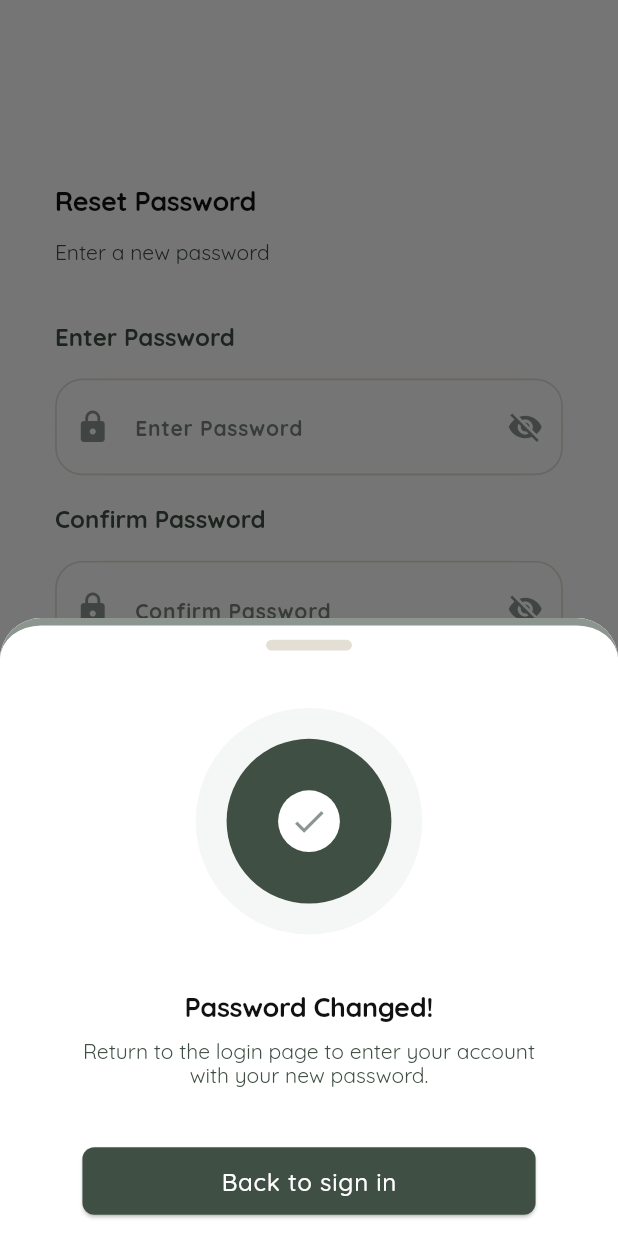
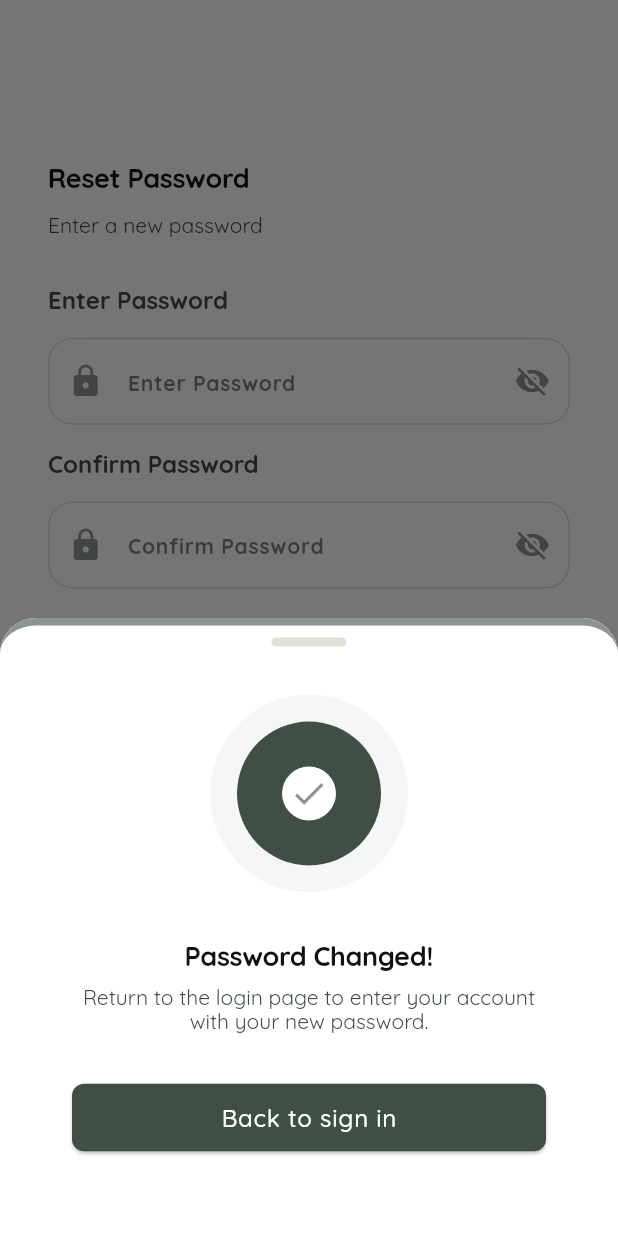
Before and after one commit to shahriartoky0/mobile_topup, a Flutter app: the ResetPasswordPage screen opened directly, after a tap on "Reset Password", on a phone screen of 412 x 824 dp. Run offline on Flutter 3.47's test engine with Material 3 defaults, Android fonts, the phone set to English and light mode, and no system bars; our stand-ins replace flutter_svg, get, pin_code_fields.

Commit message:
auth temp removed screen util

```diff
--- a/lib/views/base/components/custom_text_field.dart
+++ b/lib/views/base/components/custom_text_field.dart
@@ -1,6 +1,5 @@
 import 'package:flutter/material.dart';
-import 'package:flutter_screenutil/flutter_screenutil.dart';
-import '../../../utilities/app_colors.dart';
+ import '../../../utilities/app_colors.dart';
 
 class MyTextFormFieldWithIcon extends StatefulWidget {
   final Widget? prefixIcon;
@@ -38,8 +37,8 @@ class _MyTextFormFieldWithIconState extends State<MyTextFormFieldWithIcon> {
       width: double.infinity,
       decoration: BoxDecoration(
         color: AppColors.white,
-        borderRadius: BorderRadius.circular(16.r),
-        border: Border.all(color: AppColors.textFieldBorderColor, width: 1.w),
+        borderRadius: BorderRadius.circular(16  ),
+        border: Border.all(color: AppColors.textFieldBorderColor, width: 1 ),
       ),
       child: TextFormField(
         controller: widget.controller,
@@ -52,7 +51,7 @@ class _MyTextFormFieldWithIconState extends State<MyTextFormFieldWithIcon> {
           prefixIcon: widget.prefixIcon,
           suffixIcon: widget.suffixIcon ?? _buildDefaultSuffixIcon(),
           border: InputBorder.none,
-          contentPadding: EdgeInsets.symmetric(vertical: 16.h, horizontal: 20.w),
+          contentPadding: EdgeInsets.symmetric(vertical: 16 , horizontal: 20 ),
         ),
         validator: widget.validator,
       ),
--- a/lib/views/base/components/reusable_date_picker_field.dart
+++ b/lib/views/base/components/reusable_date_picker_field.dart
@@ -1,5 +1,4 @@
 import 'package:flutter/material.dart';
-import 'package:flutter_screenutil/flutter_screenutil.dart';
 
 class ReusableDatePickerField extends StatefulWidget {
   final String hintText;
@@ -73,7 +72,7 @@ class _ReusableDatePickerFieldState extends State<ReusableDatePickerField> {
     return Container(
       decoration: BoxDecoration(
         color: widget.color,
-        borderRadius: BorderRadius.circular(24.r),
+        borderRadius: BorderRadius.circular(24 ),
       ),
       child: GestureDetector(
         onTap: _selectDate,
--- a/lib/views/base/widgets/app_custom_modal.dart
+++ b/lib/views/base/widgets/app_custom_modal.dart
@@ -1,6 +1,5 @@
 import 'package:flutter/material.dart';
-import 'package:flutter_screenutil/flutter_screenutil.dart';
-import 'package:get/get.dart';
+ import 'package:get/get.dart';
 import 'package:get/get_core/src/get_main.dart';
 import 'package:untitled/utilities/app_colors.dart';
 
@@ -17,7 +16,7 @@ class AppCustomModal extends StatelessWidget {
       width: double.infinity,
       decoration: BoxDecoration(
         color: AppColors.white,
-        borderRadius: BorderRadius.vertical(top: Radius.circular(24).r),
+        borderRadius: BorderRadius.vertical(top: Radius.circular(24) ),
         border: Border(
           top: BorderSide(
             color: AppColors.primaryColor.withValues(
@@ -28,29 +27,29 @@ class AppCustomModal extends StatelessWidget {
         ),
       ),
       child: Padding(
-        padding: EdgeInsets.symmetric(horizontal: 48.w),
+        padding: EdgeInsets.symmetric(horizontal: 48  ),
         child: Column(
           crossAxisAlignment: CrossAxisAlignment.center,
           children: [
-            SizedBox(height: 8.h), // Spacer
+            SizedBox(height: 8 ), // Spacer
             Container(
-              height: 6.h,
-              width: 50.w,
+              height: 6 ,
+              width: 50 ,
               decoration: BoxDecoration(
                 color: AppColors.modalHandleColor,
-                borderRadius: BorderRadius.circular(10.r),
+                borderRadius: BorderRadius.circular(10 ),
               ),
             ),
-            SizedBox(height: 32.h),
+            SizedBox(height: 32 ),
 
             CircleAvatar(
-              radius: 66.r,
+              radius: 66 ,
               backgroundColor: AppColors.primaryColor.withValues(alpha: .05),
               child: CircleAvatar(
-                radius: 48.r,
+                radius: 48 ,
                 backgroundColor: AppColors.primaryColor,
                 child: CircleAvatar(
-                  radius: 18.r,
+                  radius: 18 ,
                   backgroundColor: AppColors.white,
                   child: const Icon(
                     Icons.check,
@@ -60,19 +59,19 @@ class AppCustomModal extends StatelessWidget {
                 ),
               ),
             ),
-            SizedBox(height: 32.h),
+            SizedBox(height: 32 ),
             Text(
               AppString.passwordChanged.tr,
               style: Theme.of(context).textTheme.displayLarge,
             ),
-            SizedBox(height: 10.h),
+            SizedBox(height: 10 ),
             Text(
               AppString
                   .returnToTheLoginPageToEnterYourAccountWithYourNewPassword.tr,
               style: Theme.of(context).textTheme.displayMedium,
               textAlign: TextAlign.center,
             ),
-            SizedBox(height: 32.h),
+            SizedBox(height: 32 ),
             SizedBox(
               width: double.infinity,
               child: ElevatedButton(
--- a/lib/views/base/widgets/app_custom_textfield.dart
+++ b/lib/views/base/widgets/app_custom_textfield.dart
@@ -1,6 +1,5 @@
 import 'package:flutter/material.dart';
-import 'package:flutter_screenutil/flutter_screenutil.dart';
-import 'package:untitled/utilities/app_colors.dart';
+ import 'package:untitled/utilities/app_colors.dart';
 
 class AppCustomContainerField extends StatelessWidget {
   const AppCustomContainerField({super.key, this.containerChild});
@@ -13,8 +12,8 @@ class AppCustomContainerField extends StatelessWidget {
       width: double.infinity,
       decoration: BoxDecoration(
         color: AppColors.textFieldShade,
-        borderRadius: BorderRadius.circular(32.r),
-        border: Border.all(color: AppColors.textFieldBorderColor, width: 0.1.w),
+        borderRadius: BorderRadius.circular(32 ),
+        border: Border.all(color: AppColors.textFieldBorderColor, width: 0.1 ),
       ),
       child: containerChild,
     );
--- a/lib/views/base/widgets/custom_appbar.dart
+++ b/lib/views/base/widgets/custom_appbar.dart
@@ -1,7 +1,6 @@
 import 'package:flutter/cupertino.dart';
 import 'package:flutter/material.dart';
-import 'package:flutter_screenutil/flutter_screenutil.dart';
-import 'package:get/get.dart';
+ import 'package:get/get.dart';
 import 'package:get/get_core/src/get_main.dart';
 import 'package:untitled/utilities/app_colors.dart';
 
@@ -13,7 +12,7 @@ class CustomAppbar extends StatelessWidget {
   @override
   Widget build(BuildContext context) {
     return Container(
-      height: 60.h,
+      height: 60 ,
       decoration: BoxDecoration(color: AppColors.appBarColor),
       child: Row(
         children: [
--- a/lib/views/screens/auth/reset_password.dart
+++ b/lib/views/screens/auth/reset_password.dart
@@ -1,7 +1,6 @@
 import 'package:flutter/cupertino.dart';
 import 'package:flutter/material.dart';
-import 'package:flutter_screenutil/flutter_screenutil.dart';
-import 'package:get/get.dart';
+ import 'package:get/get.dart';
 
 import 'package:untitled/utilities/app_colors.dart';
 import 'package:untitled/utilities/app_strings.dart';
@@ -33,7 +32,7 @@ class _ResetPasswordPageState extends State<ResetPasswordPage> {
       body: SafeArea(
         child: SingleChildScrollView(
           child: Container(
-            margin: EdgeInsets.fromLTRB(32, 108, 32, 0).w,
+            margin: EdgeInsets.fromLTRB(32, 108, 32, 0) ,
             child: Form(
               key: _formKey,
               child: Column(
@@ -44,18 +43,18 @@ class _ResetPasswordPageState extends State<ResetPasswordPage> {
                     AppString.resetPassword.tr,
                     style: Theme.of(context).textTheme.displayLarge,
                   ),
-                  SizedBox(height: 14.h),
+                  SizedBox(height: 14 ),
 
                   Text(
                     AppString.enterANewPassword.tr,
                     style: Theme.of(context).textTheme.displayMedium,
                   ),
-                  SizedBox(height: 32.h),
+                  SizedBox(height: 32  ),
                   Text(
                     AppString.enterPassword.tr,
                     style: Theme.of(context).textTheme.headlineMedium,
                   ),
-                  SizedBox(height: 14.h),
+                  SizedBox(height: 14 ),
                   AppCustomContainerField(
                     containerChild: MyTextFormFieldWithIcon(
                       isPassword: true,
@@ -74,12 +73,12 @@ class _ResetPasswordPageState extends State<ResetPasswordPage> {
                     ),
                   ),
 
-                  SizedBox(height: 16.h),
+                  SizedBox(height: 16 ),
                   Text(
                     AppString.confirmPassword.tr,
                     style: Theme.of(context).textTheme.headlineMedium,
                   ),
-                  SizedBox(height: 14.h),
+                  SizedBox(height: 14 ),
                   AppCustomContainerField(
                     containerChild: MyTextFormFieldWithIcon(
                       isPassword: true,
@@ -98,7 +97,7 @@ class _ResetPasswordPageState extends State<ResetPasswordPage> {
                     ),
                   ),
 
-                  SizedBox(height: 32.h),
+                  SizedBox(height: 32 ),
                   SizedBox(
                     width: double.infinity,
                     child: ElevatedButton(
@@ -120,7 +119,7 @@ class _ResetPasswordPageState extends State<ResetPasswordPage> {
                           context: context,
                           shape: RoundedRectangleBorder(
                             borderRadius: BorderRadius.vertical(
-                              top: Radius.circular(24).r,
+                              top: Radius.circular(24) ,
                             ), // Curved top border
                           ),
                           builder: (BuildContext context) {
--- a/pubspec.yaml
+++ b/pubspec.yaml
@@ -35,9 +35,7 @@ dependencies:
   # Use with the CupertinoIcons class for iOS style icons.
   cupertino_icons: ^1.0.8
   get: ^4.7.2
-  #for responsiveness:
-  flutter_screenutil: ^5.9.3
-  #for icon SVG
+   #for icon SVG
   flutter_svg: ^2.0.17
   #for caching image
   cached_network_image: ^3.4.1
```
Also changed, not shown: lib/main.dart (+3 -5 lines), lib/views/base/components/custom_pin_code_field.dart (+3 -4 lines), lib/views/base/components/custom_toast.dart (+4 -5 lines), lib/views/base/components/network_svg_image .dart (+3 -4 lines), lib/views/base/widgets/textUnderlne.dart (+3 -4 lines), lib/views/screens/auth/forgot_password_page.dart (+7 -8 lines), lib/views/screens/auth/sign_in_page.dart (+11 -13 lines), lib/views/screens/auth/sign_up_page.dart (+20 -21 lines), lib/views/screens/auth/verify_mail.dart (+5 -6 lines).
